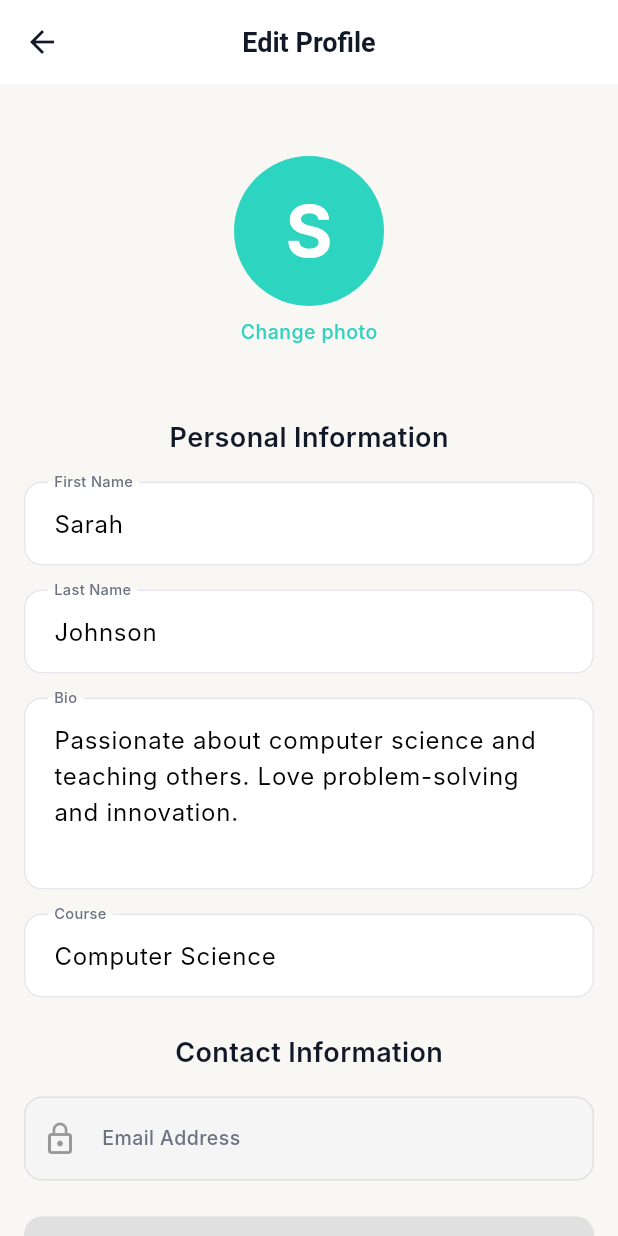
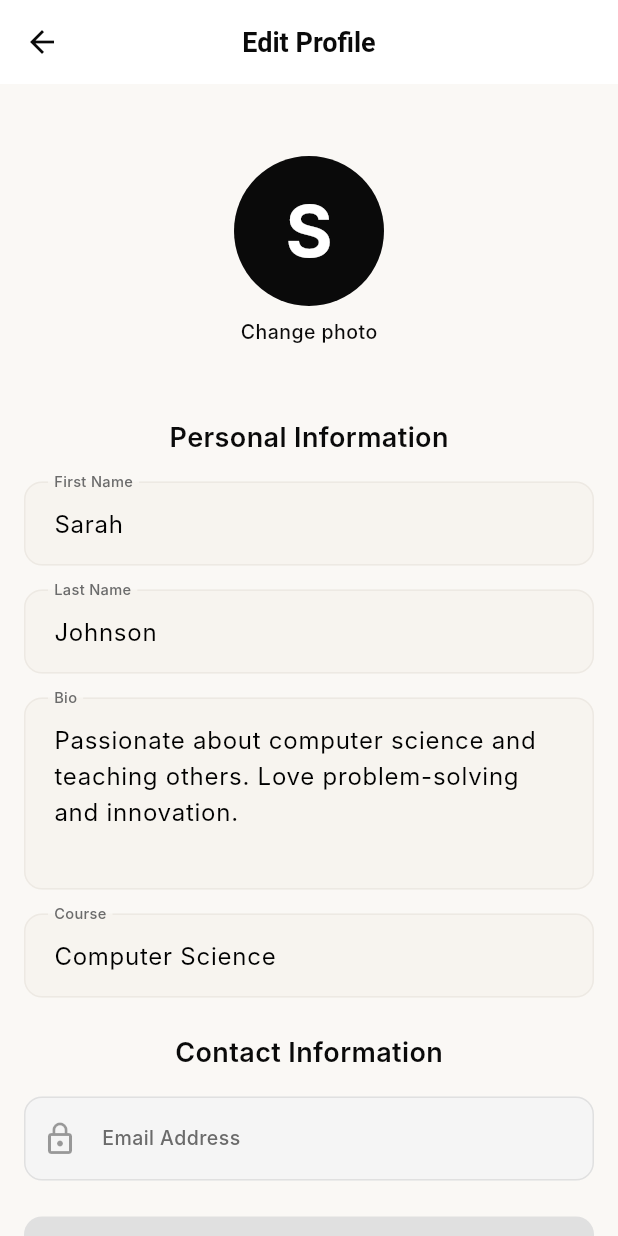
Before and after one commit to SkillSwap5D1/App, a Flutter app: the EditProfileScreen screen opened by its route, on a phone screen of 412 x 824 dp. Run offline on Flutter 3.47's test engine with Material 3 defaults, Android fonts, the phone set to English and light mode, and no system bars; Roboto replaces fonts that are missing (Inter).

Commit message:
Apply luxury minimal editorial color scheme to theme

```diff
--- a/lib/theme/app_theme.dart
+++ b/lib/theme/app_theme.dart
@@ -2,25 +2,27 @@ import 'package:flutter/material.dart';
 
 /// App colour palette
 class AppColors {
-  // Primary
-  static const Color primary = Color(0xFF2DD4BF);
-  static const Color primaryLight = Color(0xFFE6FAF8);
+  // Primary & Accent
+  static const Color primary = Color(0xFF0A0A0A); // Black
+  static const Color accent = Color(0xFF6B21A8); // Deep purple
+  static const Color accentLight = Color(0xFFF5F3FF); // Very light purple
 
   // Backgrounds
-  static const Color background = Color(0xFFF8F7F4);
-  static const Color surface = Color(0xFFFFFFFF);
+  static const Color background = Color(0xFFFAF8F5); // Warm near-white
+  static const Color surface = Color(0xFFFFFFFF); // Pure white
+  static const Color surfaceWarm = Color(0xFFF7F4EF); // Warm off-white
 
   // Text
-  static const Color textPrimary = Color(0xFF111827);
-  static const Color textSecondary = Color(0xFF6B7280);
-  static const Color textMuted = Color(0xFF9CA3AF);
+  static const Color textPrimary = Color(0xFF0A0A0A); // Black
+  static const Color textSecondary = Color(0xFF6B6B6B); // Medium grey
+  static const Color textMuted = Color(0xFFAAAAAA); // Light grey
 
   // Borders
-  static const Color border = Color(0xFFE5E7EB);
+  static const Color border = Color(0xFFEDE9E3); // Warm beige
 
   // Status
-  static const Color success = Color(0xFF059669);
-  static const Color error = Color(0xFFEF4444);
+  static const Color success = Color(0xFF2D6A4F); // Dark green
+  static const Color error = Color(0xFFB91C1C); // Dark red
   static const Color warning = Color(0xFFF59E0B);
   static const Color info = Color(0xFF3B82F6);
 }
@@ -125,7 +127,7 @@ class AppTheme {
     scaffoldBackgroundColor: AppColors.background,
     primaryColor: AppColors.primary,
     colorScheme: ColorScheme.light(
-      primary: AppColors.primary,
+      primary: AppColors.accent,
       surface: AppColors.surface,
       error: AppColors.error,
     ),
@@ -133,8 +135,8 @@ class AppTheme {
     appBarTheme: const AppBarTheme(
       backgroundColor: AppColors.surface,
       elevation: 0,
-      scrolledUnderElevation: 1,
-      shadowColor: AppColors.border,
+      scrolledUnderElevation: 0,
+      shadowColor: Colors.transparent,
       titleTextStyle: AppTextStyles.h3,
       iconTheme: IconThemeData(color: AppColors.textPrimary),
     ),
@@ -154,27 +156,27 @@ class AppTheme {
     ),
     outlinedButtonTheme: OutlinedButtonThemeData(
       style: OutlinedButton.styleFrom(
-        foregroundColor: AppColors.error,
-        side: const BorderSide(color: AppColors.error, width: 1.5),
+        foregroundColor: AppColors.textPrimary,
+        side: const BorderSide(color: AppColors.textPrimary, width: 1.5),
         padding: const EdgeInsets.symmetric(vertical: 16, horizontal: 24),
         shape: RoundedRectangleBorder(
           borderRadius: BorderRadius.circular(AppRadius.md),
         ),
-        textStyle: AppTextStyles.button.copyWith(color: AppColors.error),
+        textStyle: AppTextStyles.button.copyWith(color: AppColors.textPrimary),
       ),
     ),
     textButtonTheme: TextButtonThemeData(
       style: TextButton.styleFrom(
-        foregroundColor: AppColors.primary,
+        foregroundColor: AppColors.accent,
         textStyle: AppTextStyles.bodyMedium.copyWith(
-          color: AppColors.primary,
+          color: AppColors.accent,
           fontWeight: FontWeight.w500,
         ),
       ),
     ),
     inputDecorationTheme: InputDecorationTheme(
       filled: true,
-      fillColor: AppColors.surface,
+      fillColor: AppColors.surfaceWarm,
       contentPadding: const EdgeInsets.symmetric(horizontal: 16, vertical: 14),
       border: OutlineInputBorder(
         borderRadius: BorderRadius.circular(AppRadius.md),
@@ -186,7 +188,7 @@ class AppTheme {
       ),
       focusedBorder: OutlineInputBorder(
         borderRadius: BorderRadius.circular(AppRadius.md),
-        borderSide: const BorderSide(color: AppColors.primary, width: 2),
+        borderSide: const BorderSide(color: AppColors.accent, width: 2),
       ),
       errorBorder: OutlineInputBorder(
         borderRadius: BorderRadius.circular(AppRadius.md),
@@ -207,7 +209,7 @@ class AppTheme {
     ),
     bottomNavigationBarTheme: const BottomNavigationBarThemeData(
       backgroundColor: AppColors.surface,
-      selectedItemColor: AppColors.primary,
+      selectedItemColor: AppColors.accent,
       unselectedItemColor: AppColors.textMuted,
       elevation: 8,
       type: BottomNavigationBarType.fixed,
@@ -215,9 +217,9 @@ class AppTheme {
       unselectedLabelStyle: TextStyle(fontSize: 11),
     ),
     chipTheme: ChipThemeData(
-      backgroundColor: AppColors.primaryLight,
+      backgroundColor: AppColors.accentLight,
       labelStyle: AppTextStyles.caption.copyWith(
-        color: AppColors.primary,
+        color: AppColors.accent,
         fontWeight: FontWeight.w500,
       ),
       padding: const EdgeInsets.symmetric(horizontal: 10, vertical: 4),
@@ -236,7 +238,7 @@ class AppTheme {
       contentTextStyle: AppTextStyles.bodyMedium.copyWith(
         color: AppColors.surface,
       ),
-      actionTextColor: AppColors.primary,
+      actionTextColor: AppColors.accent,
       shape: RoundedRectangleBorder(
         borderRadius: BorderRadius.circular(AppRadius.md),
       ),
```
